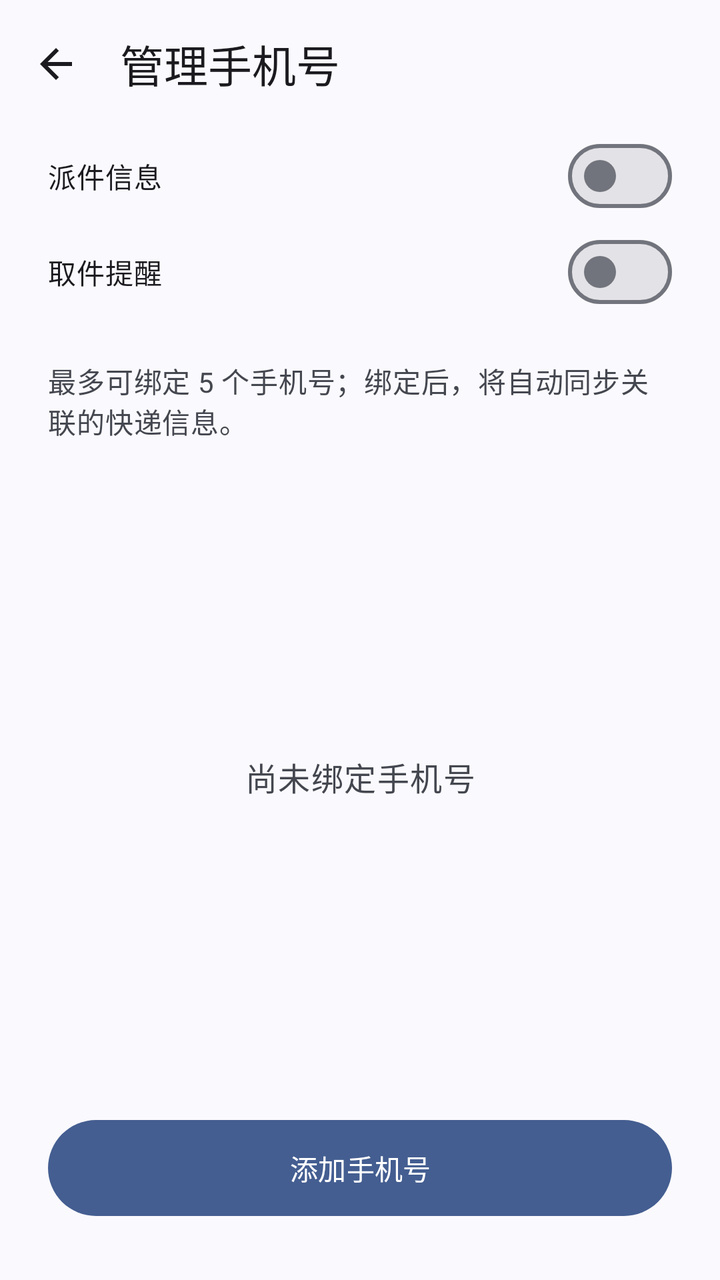
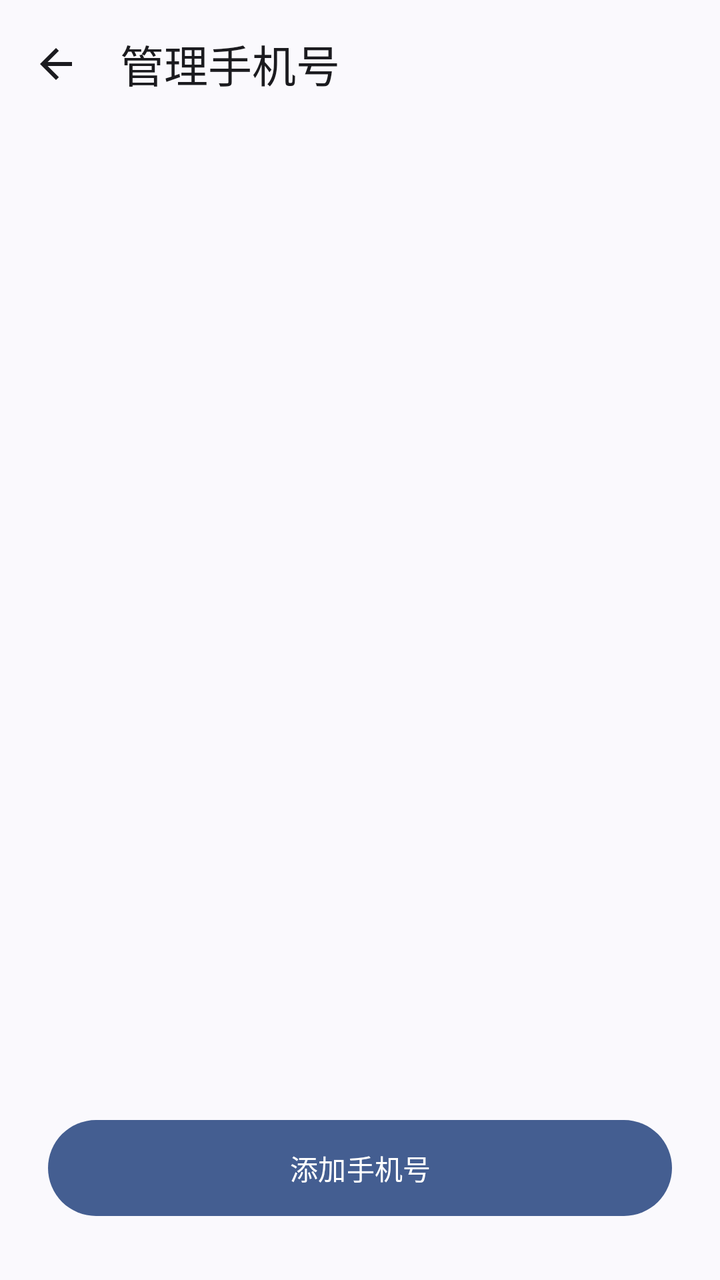

Screens rendered from an Android XML layout before and after an edit, with the pre-edit source and the edit as a unified diff.
<!-- AndroidManifest.xml: application theme AppTheme -->
<!-- res/layout/activity_express_manager.xml -->
<?xml version="1.0" encoding="utf-8"?>
<LinearLayout xmlns:android="http://schemas.android.com/apk/res/android"
    xmlns:app="http://schemas.android.com/apk/res-auto"
    android:id="@+id/express_manager_content_layout"
    android:layout_width="match_parent"
    android:layout_height="match_parent"
    android:fitsSystemWindows="true"
    android:orientation="vertical">

    <com.google.android.material.appbar.MaterialToolbar
        android:id="@+id/top_app_bar"
        android:layout_width="match_parent"
        android:layout_height="64dp"
        android:paddingStart="0dp"
        android:paddingEnd="8dp"
        app:navigationIcon="@drawable/ic_arrow_back"
        app:navigationContentDescription="@string/navigate_back"
        app:title="@string/manage_phone"
        app:titleTextAppearance="@style/TextAppearance.Material3.TitleLarge" />

    <com.google.android.material.materialswitch.MaterialSwitch
        android:id="@+id/live_delivery"
        android:layout_width="match_parent"
        android:layout_height="wrap_content"
        android:minHeight="48dp"
        android:layout_marginStart="24dp"
        android:layout_marginEnd="24dp"
        android:text="@string/live_delivery" />

    <com.google.android.material.materialswitch.MaterialSwitch
        android:id="@+id/live_pickup"
        android:layout_width="match_parent"
        android:layout_height="wrap_content"
        android:minHeight="48dp"
        android:layout_marginStart="24dp"
        android:layout_marginEnd="24dp"
        android:text="@string/live_pickup" />

    <TextView
        android:id="@+id/tv_setting_title"
        android:layout_width="match_parent"
        android:layout_height="wrap_content"
        android:layout_marginStart="24dp"
        android:layout_marginTop="20dp"
        android:layout_marginEnd="24dp"
        android:text="@string/card_sub_bind_tips_title_2"
        android:textAppearance="@style/TextAppearance.Material3.BodyMedium"
        android:textColor="?attr/colorOnSurfaceVariant" />

    <FrameLayout
        android:layout_width="match_parent"
        android:layout_height="0dp"
        android:layout_marginStart="24dp"
        android:layout_marginTop="20dp"
        android:layout_marginEnd="24dp"
        android:layout_marginBottom="20dp"
        android:layout_weight="1">

        <ListView
            android:id="@android:id/list"
            android:layout_width="match_parent"
            android:layout_height="match_parent"
            android:clipToPadding="false"
            android:divider="@android:color/transparent"
            android:dividerHeight="8dp"
            android:paddingBottom="8dp"
            android:scrollbars="none" />

        <TextView
            android:id="@+id/phone_empty"
            android:layout_width="match_parent"
            android:layout_height="match_parent"
            android:gravity="center"
            android:text="@string/no_bound_phone"
            android:textAppearance="@style/TextAppearance.Material3.BodyLarge"
            android:textColor="?attr/colorOnSurfaceVariant" />
    </FrameLayout>

    <com.google.android.material.button.MaterialButton
        android:id="@+id/btn_bind_phone"
        android:layout_width="match_parent"
        android:layout_height="56dp"
        android:layout_marginStart="24dp"
        android:layout_marginEnd="24dp"
        android:layout_marginBottom="28dp"
        android:text="@string/add_phone" />
</LinearLayout>
<!-- resources referenced by this layout -->
<resources>
  <!-- drawable ic_arrow_back (drawable) -->
  <vector xmlns:android="http://schemas.android.com/apk/res/android"
      android:width="24dp"
      android:height="24dp"
      android:viewportWidth="960"
      android:viewportHeight="960">
      
      <group android:translateY="960">
          <path
              android:fillColor="?attr/colorOnSurface"
              android:pathData="M313,-440L537,-216L480,-160L160,-480L480,-800L537,-744L313,-520L800,-520L800,-440Z" />
      </group>
  </vector>
  <string name="add_phone">添加手机号</string>
  <string name="card_sub_bind_tips_title_2">最多可绑定 5 个手机号；绑定后，将自动同步关联的快递信息。</string>
  <string name="live_delivery">派件信息</string>
  <string name="live_pickup">取件提醒</string>
  <string name="manage_phone">管理手机号</string>
  <string name="navigate_back">返回</string>
  <string name="no_bound_phone">尚未绑定手机号</string>
  <style name="AppTheme" parent="Theme.Material3.DynamicColors.DayNight.NoActionBar">
          <item name="android:fontFamily">sans-serif</item>
          <item name="android:windowActionModeOverlay">true</item>
          <item name="android:statusBarColor">@android:color/transparent</item>
          <item name="android:navigationBarColor">@android:color/transparent</item>
          <item name="android:windowLightStatusBar">?attr/isLightTheme</item>
          <item name="android:windowLightNavigationBar">?attr/isLightTheme</item>
          <item name="android:windowBackground">?attr/colorSurface</item>
          <item name="materialAlertDialogTheme">@style/ThemeOverlay.Material3.MaterialAlertDialog</item>
      </style>
</resources>

<!-- the commit's change to res/layout/activity_express_manager.xml (unified diff, before → after) -->
@@ -18,63 +18,19 @@
         app:title="@string/manage_phone"
         app:titleTextAppearance="@style/TextAppearance.Material3.TitleLarge" />
 
-    <com.google.android.material.materialswitch.MaterialSwitch
-        android:id="@+id/live_delivery"
-        android:layout_width="match_parent"
-        android:layout_height="wrap_content"
-        android:minHeight="48dp"
-        android:layout_marginStart="24dp"
-        android:layout_marginEnd="24dp"
-        android:text="@string/live_delivery" />
-
-    <com.google.android.material.materialswitch.MaterialSwitch
-        android:id="@+id/live_pickup"
-        android:layout_width="match_parent"
-        android:layout_height="wrap_content"
-        android:minHeight="48dp"
-        android:layout_marginStart="24dp"
-        android:layout_marginEnd="24dp"
-        android:text="@string/live_pickup" />
-
-    <TextView
-        android:id="@+id/tv_setting_title"
-        android:layout_width="match_parent"
-        android:layout_height="wrap_content"
-        android:layout_marginStart="24dp"
-        android:layout_marginTop="20dp"
-        android:layout_marginEnd="24dp"
-        android:text="@string/card_sub_bind_tips_title_2"
-        android:textAppearance="@style/TextAppearance.Material3.BodyMedium"
-        android:textColor="?attr/colorOnSurfaceVariant" />
-
-    <FrameLayout
+    <ListView
+        android:id="@android:id/list"
         android:layout_width="match_parent"
         android:layout_height="0dp"
         android:layout_marginStart="24dp"
-        android:layout_marginTop="20dp"
         android:layout_marginEnd="24dp"
         android:layout_marginBottom="20dp"
-        android:layout_weight="1">
-
-        <ListView
-            android:id="@android:id/list"
-            android:layout_width="match_parent"
-            android:layout_height="match_parent"
-            android:clipToPadding="false"
-            android:divider="@android:color/transparent"
-            android:dividerHeight="8dp"
-            android:paddingBottom="8dp"
-            android:scrollbars="none" />
-
-        <TextView
-            android:id="@+id/phone_empty"
-            android:layout_width="match_parent"
-            android:layout_height="match_parent"
-            android:gravity="center"
-            android:text="@string/no_bound_phone"
-            android:textAppearance="@style/TextAppearance.Material3.BodyLarge"
-            android:textColor="?attr/colorOnSurfaceVariant" />
-    </FrameLayout>
+        android:layout_weight="1"
+        android:clipToPadding="false"
+        android:divider="@android:color/transparent"
+        android:dividerHeight="8dp"
+        android:paddingBottom="8dp"
+        android:scrollbars="none" />
 
     <com.google.android.material.button.MaterialButton
         android:id="@+id/btn_bind_phone"
<!-- resource entries referenced after the edit -->
@@ -14,12 +14,8 @@
       </group>
   </vector>
   <string name="add_phone">添加手机号</string>
-  <string name="card_sub_bind_tips_title_2">最多可绑定 5 个手机号；绑定后，将自动同步关联的快递信息。</string>
-  <string name="live_delivery">派件信息</string>
-  <string name="live_pickup">取件提醒</string>
   <string name="manage_phone">管理手机号</string>
   <string name="navigate_back">返回</string>
-  <string name="no_bound_phone">尚未绑定手机号</string>
   <style name="AppTheme" parent="Theme.Material3.DynamicColors.DayNight.NoActionBar">
           <item name="android:fontFamily">sans-serif</item>
           <item name="android:windowActionModeOverlay">true</item>
